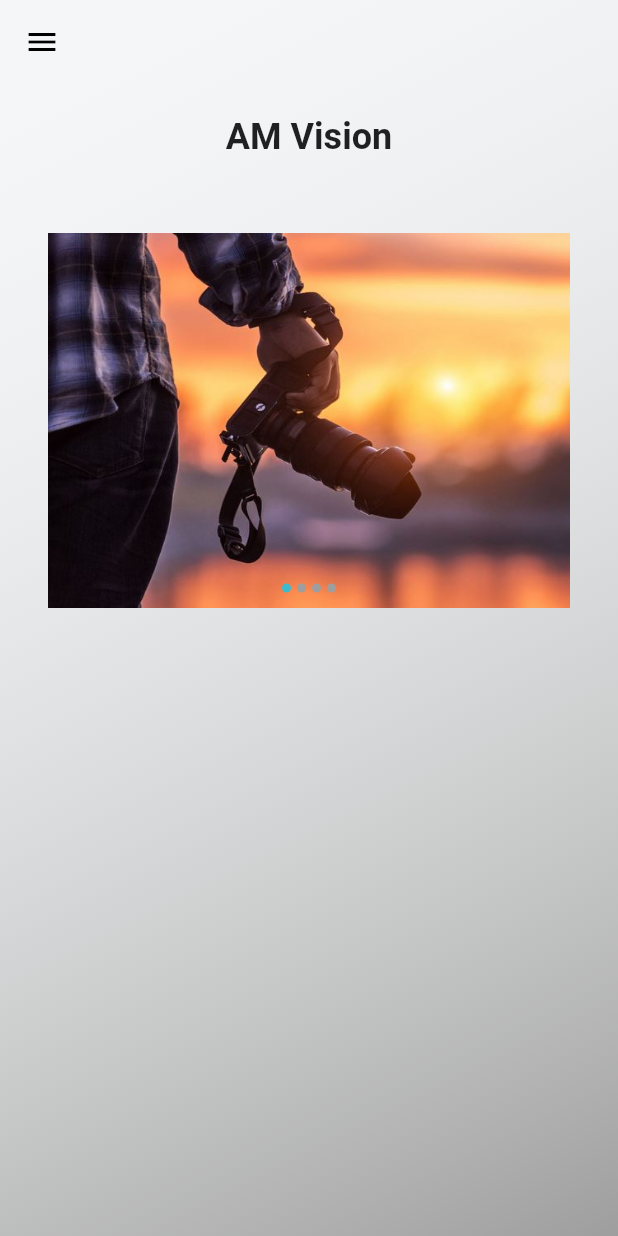
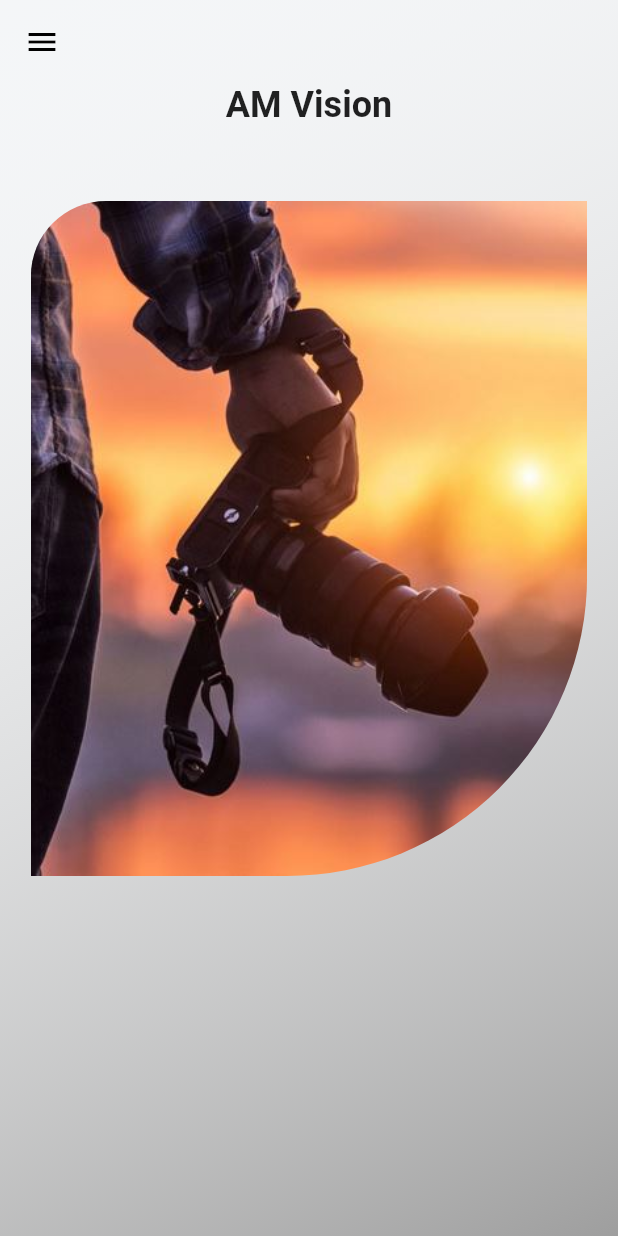
Before and after one commit to Heidelbergg/amvision_app, a Flutter app: the screen it shows after launch, on a phone screen of 412 x 824 dp. Run offline on Flutter 3.47's test engine with Material 2 defaults, Android fonts, the phone set to English and light mode, and no system bars; drawn by our look-alikes of carousel_slider, flutter_image_slideshow; Roboto replaces fonts that are missing (Times New Roman).

Commit message:
Home Title + Slideshow changes (carousel slider)

```diff
--- a/lib/home_screen.dart
+++ b/lib/home_screen.dart
@@ -1,12 +1,12 @@
 import 'package:flutter/material.dart';
-import 'package:flutter_image_slideshow/flutter_image_slideshow.dart';
-
+import 'package:carousel_slider/carousel_slider.dart';
 
 class HomeScreen extends StatefulWidget {
   @override
   _HomescreenState createState() => _HomescreenState();
 }
 
+// Home screen class
 class _HomescreenState extends State<HomeScreen> {
   @override
   Widget build(BuildContext context) {
@@ -22,12 +22,14 @@ class _HomescreenState extends State<HomeScreen> {
     );
   }
 
+  // Drawer on the left side of the screen
   Widget buildDrawer() {
     return FractionallySizedBox(
       alignment: Alignment.bottomLeft,
       child: Container(
         height: MediaQuery.of(context).size.height,
-        padding: EdgeInsets.only(top: MediaQuery.of(context).padding.top, bottom: 250),
+        padding: EdgeInsets.only(
+            top: MediaQuery.of(context).padding.top, bottom: 250),
         child: ClipRRect(
           borderRadius: BorderRadius.only(
               topRight: Radius.circular(10), bottomRight: Radius.circular(150)),
@@ -84,6 +86,9 @@ class _HomescreenState extends State<HomeScreen> {
                       Navigator.pop(context);
                     },
                   ),
+                 /* buildprices(),
+                  buildbooking(),
+                  buildaboutus(),*/
                 ],
               ),
             ),
@@ -93,6 +98,7 @@ class _HomescreenState extends State<HomeScreen> {
     );
   }
 
+  // Body for the home screen - call other buildmethods for the elements
   Widget buildBody() {
     return Container(
       decoration: BoxDecoration(
@@ -103,55 +109,83 @@ class _HomescreenState extends State<HomeScreen> {
         ),
       ),
       child: ListView(
-        padding: EdgeInsets.all(32),
+        //padding: EdgeInsets.all(32),
         children: [
-          buildbackgroundbody()
+          buildslideshow(),
         ],
       ),
     );
   }
 
-  Widget buildbackgroundbody() {
+  // slideshow at the top of homescreen
+  Widget buildslideshow() {
     return Column(
       children: [
-        const SizedBox(height: 45,),
         Text(
           'AM Vision',
           style: TextStyle(
               fontSize: 24,
               fontWeight: FontWeight.bold,
-            fontFamily: 'Times New Roman'
-          ),
+              fontFamily: 'Times New Roman'),
         ),
         Container(
           padding: EdgeInsets.only(top: 50),
-          child: ImageSlideshow(
-            width: double.infinity,
-            height: 250,
+          child: CarouselSlider(
+            options: CarouselOptions(
+              height: 450,
+              autoPlay: true,
+              enlargeCenterPage: true,
+              viewportFraction: 0.9,
+              aspectRatio: 2.0,
               initialPage: 0,
-            indicatorBackgroundColor: Colors.grey,
-            children: [
-              Image.asset(
+              autoPlayAnimationDuration: Duration(seconds: 3),
+            ),
+            items: [
+              ClipRRect(
+                borderRadius: BorderRadius.only(
+                    bottomRight: Radius.elliptical(200, 200),
+                    topLeft: Radius.circular(50)),
+                child: Image.asset(
                   "assets/images/img1.jpg",
-                fit: BoxFit.fill,
+                  fit: BoxFit.cover,
                 ),
-              Image.asset(
+              ),
+              ClipRRect(
+                borderRadius: BorderRadius.only(
+                    bottomRight: Radius.elliptical(200, 200),
+                    topLeft: Radius.circular(50)),
+                child: Image.asset(
                   "assets/images/img2.jpg",
-                fit: BoxFit.fill,
+                  fit: BoxFit.cover,
                 ),
-              Image.asset(
+              ),
+              ClipRRect(
+                borderRadius: BorderRadius.only(
+                    bottomRight: Radius.elliptical(200, 200),
+                    topLeft: Radius.circular(50)),
+                child: Image.asset(
                   "assets/images/img3.jpg",
-                fit: BoxFit.fill,
+                  fit: BoxFit.cover,
                 ),
-              Image.asset(
+              ),
+              ClipRRect(
+                borderRadius: BorderRadius.only(
+                    bottomRight: Radius.elliptical(200, 200),
+                    topLeft: Radius.circular(50)),
+                child: Image.asset(
                   "assets/images/img4.jpg",
-                fit: BoxFit.fill,
-              ),
-            ],
-            autoPlayInterval: 3000,
+                  fit: BoxFit.cover,
                 ),
               ),
             ],
+          ),
+        ),
+        buildgallery(),
+      ],
     );
   }
+
+  Widget buildgallery() {
+    return Container();
   }
+}
--- a/pubspec.yaml
+++ b/pubspec.yaml
@@ -24,8 +24,7 @@ dependencies:
   flutter:
     sdk: flutter
 
-  flutter_image_slideshow: ^0.1.1
-
+  carousel_slider: ^4.0.0
   # The following adds the Cupertino Icons font to your application.
   # Use with the CupertinoIcons class for iOS style icons.
   cupertino_icons: ^1.0.2
```
Also changed, not shown: pubspec.lock. Lines whose indentation alone changed are shown as unchanged.
